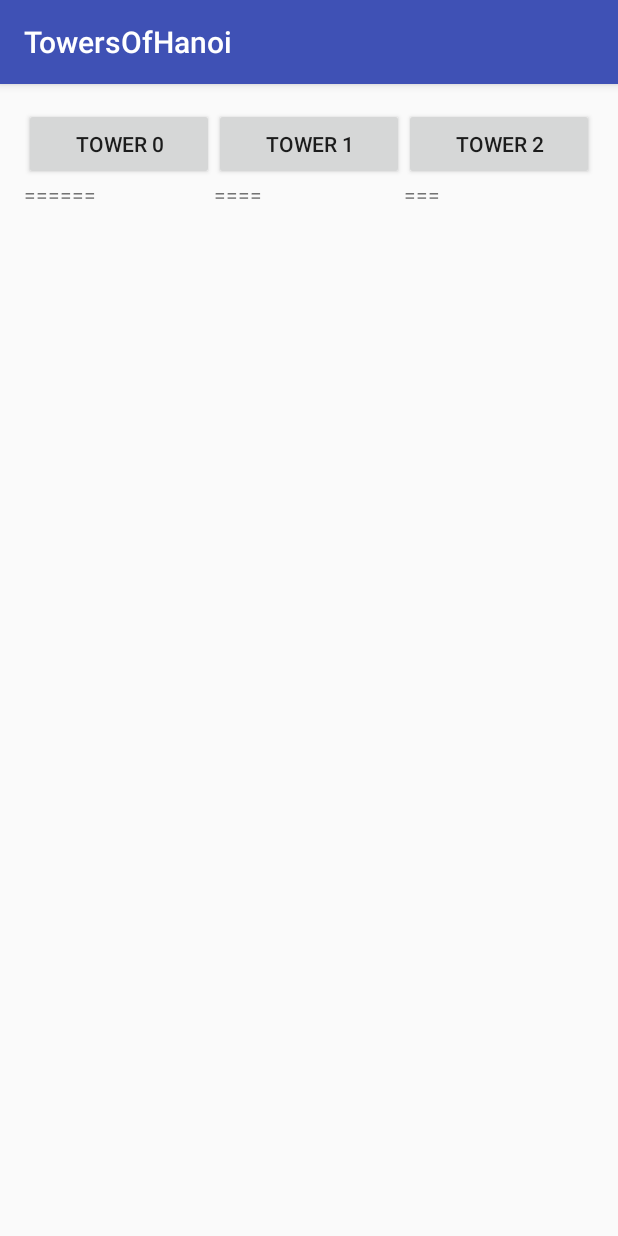
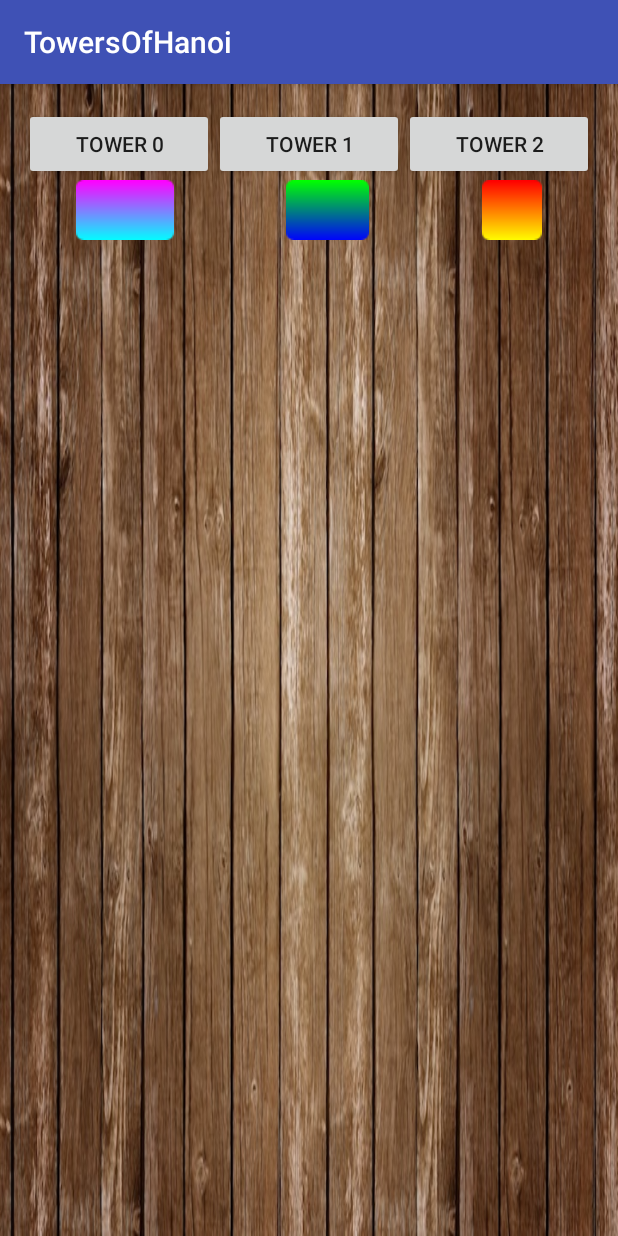
Before and after one commit to ethannguyen1991/Tower-of-Hanoi-Android-CSC300, an Android app: the screen it shows after launch (MainActivity), on a phone screen of 412 x 824 dp. Run offline under Robolectric (Android 15) with nearby library versions, the phone set to English and light mode, and no system bars.

Commit message:
Second committ

```diff
--- a/TowersOfHanoi_CSC300_Spring2017-master/app/src/main/res/layout/activity_main.xml
+++ b/TowersOfHanoi_CSC300_Spring2017-master/app/src/main/res/layout/activity_main.xml
@@ -8,7 +8,8 @@
     android:paddingLeft="@dimen/activity_horizontal_margin"
     android:paddingRight="@dimen/activity_horizontal_margin"
     android:paddingTop="@dimen/activity_vertical_margin"
-    tools:context="com.example.michaellitman.towersofhanoi.MainActivity">
+    tools:context="com.example.michaellitman.towersofhanoi.MainActivity"
+    android:background="@drawable/woodpanel">
 
     <LinearLayout
         android:orientation="vertical"
@@ -67,14 +68,33 @@
                 android:orientation="vertical"
                 android:layout_height="match_parent"
                 android:layout_width="match_parent"
-                android:layout_weight="0.33"
-                android:id="@+id/tower0">
+                android:layout_weight="0.30"
+                android:id="@+id/tower0"
+                android:gravity="center_horizontal">
 
                 <TextView
-                    android:text="======"
-                    android:layout_width="match_parent"
+                    android:layout_width="wrap_content"
                     android:layout_height="wrap_content"
-                    android:id="@+id/disk2" />
+                    android:id="@+id/disk2"
+                    android:gravity="center"
+                    android:background="@drawable/disk2" />
+
+            </LinearLayout>
+
+            <LinearLayout
+                android:orientation="vertical"
+                android:layout_height="match_parent"
+                android:layout_width="match_parent"
+                android:layout_weight="0.30"
+                android:id="@+id/tower1"
+                android:gravity="center_horizontal">
+
+                <TextView
+                    android:layout_width="wrap_content"
+                    android:layout_height="wrap_content"
+                    android:id="@+id/disk1"
+                    android:gravity="center"
+                    android:background="@drawable/disk1" />
 
             </LinearLayout>
 
@@ -83,29 +103,15 @@
                 android:layout_height="match_parent"
                 android:layout_width="match_parent"
                 android:layout_weight="0.33"
-                android:id="@+id/tower1">
+                android:id="@+id/tower2"
+                android:gravity="center_horizontal">
 
                 <TextView
-                    android:text="===="
-                    android:layout_width="match_parent"
+                    android:layout_width="wrap_content"
                     android:layout_height="wrap_content"
-                    android:id="@+id/disk1"
-                    android:layout_weight="0.33" />
-
-            </LinearLayout>
-
-            <LinearLayout
-                android:orientation="vertical"
-                android:layout_height="match_parent"
-                android:layout_width="match_parent"
-                android:layout_weight="0.33"
-                android:id="@+id/tower2">
-
-                <TextView
-                    android:text="==="
-                    android:layout_width="match_parent"
-                    android:layout_height="wrap_content"
-                    android:id="@+id/textVdisk0iew3" />
+                    android:id="@+id/disk0"
+                    android:gravity="center"
+                    android:background="@drawable/disk0" />
 
             </LinearLayout>
         </LinearLayout>
```
Also changed, not shown: TowersOfHanoi_CSC300_Spring2017-master/app/src/main/java/com/example/michaellitman/towersofhanoi/Core.java (deleted, +0 -8 lines), TowersOfHanoi_CSC300_Spring2017-master/app/src/main/java/com/example/michaellitman/towersofhanoi/Disk.java (added, +44 -0 lines), TowersOfHanoi_CSC300_Spring2017-master/app/src/main/java/com/example/michaellitman/towersofhanoi/MainActivity.java (+86 -14 lines), TowersOfHanoi_CSC300_Spring2017-master/app/src/main/java/com/example/michaellitman/towersofhanoi/Tower.java (added, +70 -0 lines), TowersOfHanoi_CSC300_Spring2017-master/app/src/main/res/drawable/disk0.png (added), TowersOfHanoi_CSC300_Spring2017-master/app/src/main/res/drawable/disk1.png (added), TowersOfHanoi_CSC300_Spring2017-master/app/src/main/res/drawable/disk2.png (added), TowersOfHanoi_CSC300_Spring2017-master/app/src/main/res/drawable/woodpanel.jpg (added).
